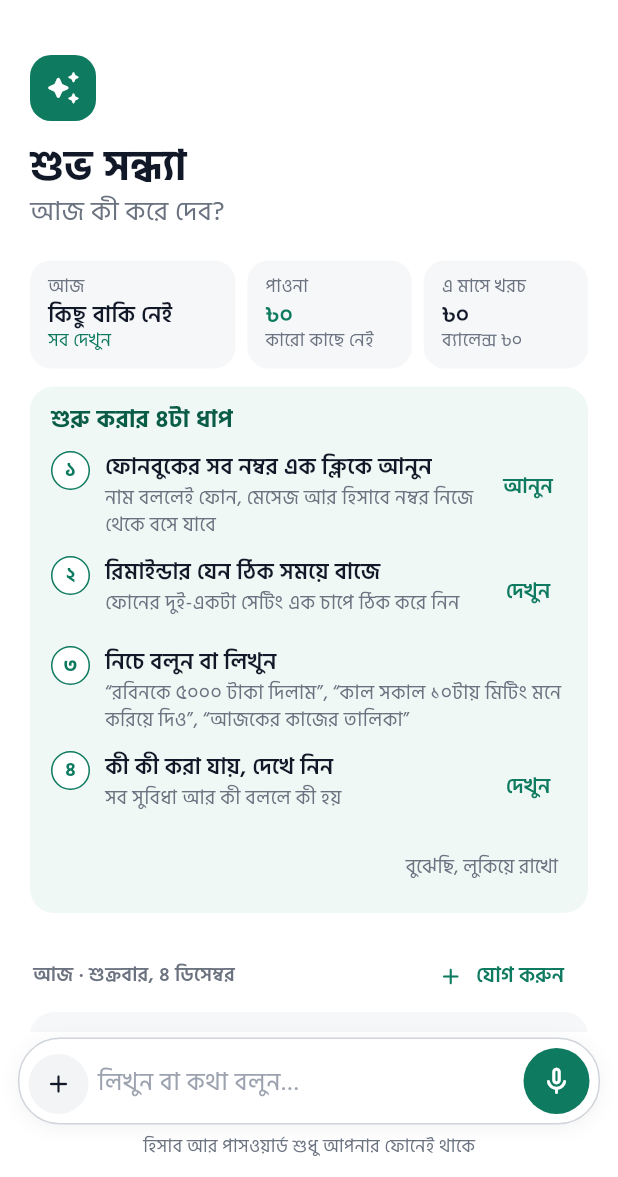
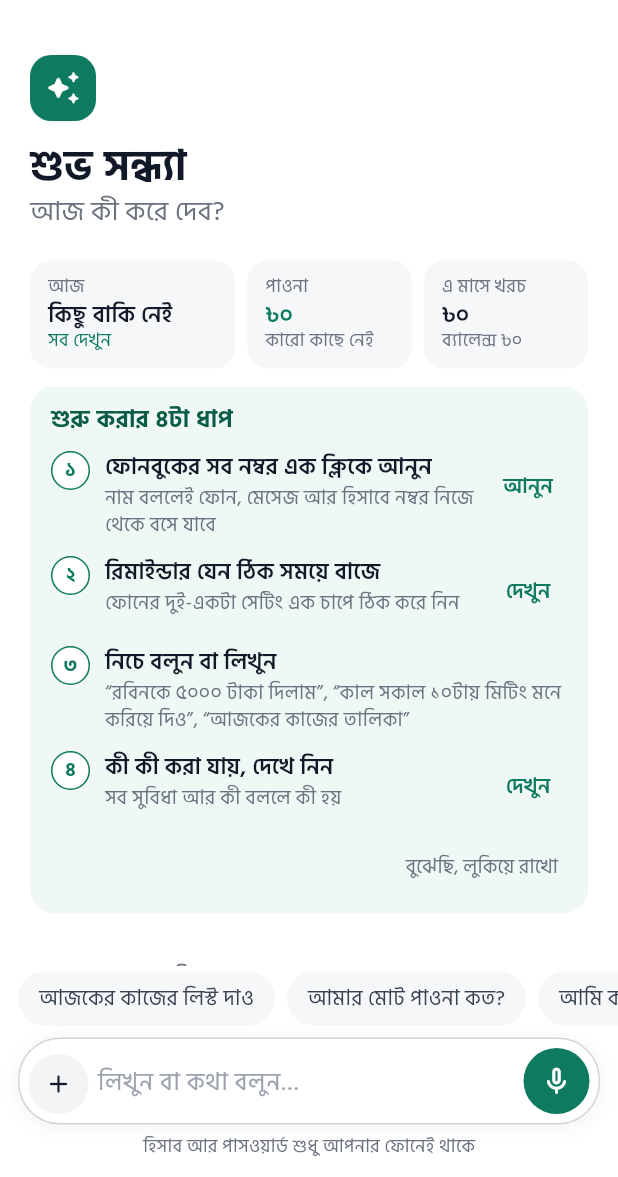
Before and after one commit to iamsaifsaiful/digital_brain, a Flutter app: the ChatHome screen opened directly, on a phone screen of 412 x 824 dp, the part 59-1236 px from its top. Run offline on Flutter 3.47's test engine with Material 3 defaults, Android fonts, the phone set to English and light mode, and no system bars; our stand-ins replace clock, flutter_local_notifications, flutter_secure_storage, flutter_tts, local_auth, share_plus and 2 more; missing offline and left inert: cryptography, file_selector; accounts and stored records are empty.

Commit message:
One-tap common questions above the text box (add your own, long-press to remove)
Co-Authored-By: Claude Opus 5.5 <noreply@anthropic.com>
Claude-Session: https://claude.ai/code/session_01Nu14b7cdnEN47YuWkEga1M

```diff
--- a/lib/screens/chat_home.dart
+++ b/lib/screens/chat_home.dart
@@ -1,4 +1,5 @@
 import 'dart:async';
+import 'dart:convert';
 import 'dart:math';
 
 import 'package:flutter/material.dart';
@@ -52,6 +53,17 @@ class ChatHomeState extends State<ChatHome> with SingleTickerProviderStateMixin,
   final _scroll = ScrollController();
 
   List<SavedChat> _past = const [];
+
+  /// Questions asked often, as one-tap chips above the text box; the user
+  /// can add their own and remove any (kept in `quick_questions`).
+  List<String> _questions = defaultQuestions;
+  static const defaultQuestions = [
+    'আজকের কাজের লিস্ট দাও',
+    'আমার মোট পাওনা কত?',
+    'আমি কাকে কত দেব?',
+    'এই মাসে কত খরচ হলো?',
+    'আজ আমার কী কী আছে?',
+  ];
   String _chatId = '';
   int _savedCount = 0;
   Future<void> _saving = Future.value();
@@ -102,8 +114,111 @@ class ChatHomeState extends State<ChatHome> with SingleTickerProviderStateMixin,
 
   Future<void> _loadPast() async {
     final p = await _archive.load();
-    if (mounted) setState(() => _past = p);
+    List<String>? q;
+    try {
+      final raw = await _brain.services.lock.keys.read('quick_questions');
+      if (raw != null) q = [for (final x in jsonDecode(raw) as List) '$x'];
+    } catch (_) {}
+    if (mounted) {
+      setState(() {
+        _past = p;
+        if (q != null) _questions = q;
+      });
+    }
   }
+
+  Future<void> _saveQuestions(List<String> q) async {
+    setState(() => _questions = q);
+    await _brain.services.lock.keys.write('quick_questions', jsonEncode(q));
+  }
+
+  Future<void> _addQuestion() async {
+    final c = TextEditingController();
+    final q = await showDialog<String>(
+      context: context,
+      builder: (ctx) => AlertDialog(
+        title: Text('নতুন প্রশ্ন', style: body(18, weight: FontWeight.w600)),
+        content: Column(mainAxisSize: MainAxisSize.min, crossAxisAlignment: CrossAxisAlignment.start, children: [
+          Text('যে প্রশ্ন প্রায়ই করেন, লিখে রাখুন — এক চাপে জিজ্ঞেস করা যাবে।', style: body(14, color: C.muted, height: 1.4)),
+          const SizedBox(height: 10),
+          TextField(
+            controller: c,
+            autofocus: true,
+            style: body(16),
+            decoration: const InputDecoration(hintText: 'যেমন: রহিমের কাছে কত পাব?'),
+            onSubmitted: (v) => Navigator.pop(ctx, v),
+          ),
+        ]),
+        actions: [
+          TextButton(onPressed: () => Navigator.pop(ctx), child: const Text('বাদ দিন')),
+          TextButton(onPressed: () => Navigator.pop(ctx, c.text), child: Text('রাখুন', style: body(15, weight: FontWeight.w600, color: C.green))),
+        ],
+      ),
+    );
+    c.dispose();
+    final t = q?.trim() ?? '';
+    if (t.isEmpty || _questions.contains(t) || !mounted) return;
+    await _saveQuestions([..._questions, t]);
+  }
+
+  Future<void> _removeQuestion(String q) async {
+    final ok = await showDialog<bool>(
+      context: context,
+      builder: (ctx) => AlertDialog(
+        title: Text('প্রশ্নটা সরাবেন?', style: body(18, weight: FontWeight.w600)),
+        content: Text('“$q”', style: body(15, color: C.muted)),
+        actions: [
+          TextButton(onPressed: () => Navigator.pop(ctx, false), child: const Text('না')),
+          TextButton(onPressed: () => Navigator.pop(ctx, true), child: Text('সরান', style: body(15, weight: FontWeight.w600, color: C.red))),
+        ],
+      ),
+    );
+    if (ok == true && mounted) await _saveQuestions([..._questions.where((x) => x != q)]);
+  }
+
+  /// One-tap questions just above the text box.
+  Widget _questionRow() => SizedBox(
+        height: 44,
+        child: ListView(
+          scrollDirection: Axis.horizontal,
+          padding: const EdgeInsets.fromLTRB(12, 4, 12, 4),
+          children: [
+            for (final q in _questions)
+              Padding(
+                padding: const EdgeInsets.only(right: 8),
+                child: Material(
+                  color: C.ground,
+                  shape: const StadiumBorder(),
+                  child: InkWell(
+                    customBorder: const StadiumBorder(),
+                    onTap: _busy ? null : () => _send(q),
+                    onLongPress: () => _removeQuestion(q),
+                    child: Padding(
+                      padding: const EdgeInsets.symmetric(horizontal: 14),
+                      child: Center(child: Text(q, style: body(14, color: C.muted2))),
+                    ),
+                  ),
+                ),
+              ),
+            Material(
+              color: C.surface,
+              shape: const StadiumBorder(side: BorderSide(color: C.inputBorder)),
+              child: InkWell(
+                customBorder: const StadiumBorder(),
+                onTap: _addQuestion,
+                child: Padding(
+                  padding: const EdgeInsets.symmetric(horizontal: 12),
+                  child: Row(mainAxisSize: MainAxisSize.min, children: [
+                    const Icon(Icons.add_rounded, size: 18, color: C.green),
+                    const SizedBox(width: 4),
+                    Text('প্রশ্ন যোগ', style: body(14, weight: FontWeight.w600, color: C.green)),
+                  ]),
+                ),
+              ),
+            ),
+          ],
+        ),
+      );
 
   void _changed() {
     if (!mounted) return;
@@ -481,7 +596,7 @@ class ChatHomeState extends State<ChatHome> with SingleTickerProviderStateMixin,
               : Column(children: [
                   _topBar(),
                   Expanded(child: _chat.started ? _conversation() : _welcome(brain)),
-                  if (_chat.choices.isNotEmpty) _choiceRow(),
+                  if (_chat.choices.isNotEmpty) _choiceRow() else _questionRow(),
                   _composer(),
                 ]),
         ),
--- a/lib/screens/more_screen.dart
+++ b/lib/screens/more_screen.dart
@@ -16,7 +16,7 @@ import 'alarm_screens.dart';
 import 'help_screen.dart';
 import 'sound_screen.dart';
 
-const appVersion = '2.5.1';
+const appVersion = '2.5.2';
 
 /// "আমি": Pro, reminder check, backup and security, voice, and the rest.
 class MoreScreen extends StatefulWidget {
--- a/lib/state/chat.dart
+++ b/lib/state/chat.dart
@@ -207,7 +207,7 @@ class ChatController extends ChangeNotifier {
   bool _startsList(String t) {
     if (isQuestionText(t)) return false;
     final n = normalize(t);
-    if (const ['দেখাও', 'দেখান', 'দেখি', 'বলো', 'বলুন', 'শোনাও', 'কী', 'কি', 'কত', 'বাকি'].any((w) => words(n).contains(normalize(w)))) return false;
+    if (const ['দেখাও', 'দেখান', 'দেখি', 'বলো', 'বলুন', 'শোনাও', 'দাও', 'দিন', 'দেন', 'দিবা', 'কী', 'কি', 'কত', 'বাকি'].any((w) => words(n).contains(normalize(w)))) return false;
     final tp = _topicWord(t);
     final dayless = tidy(cutWords(t, const ['আজকের', 'আজ', 'কালকের', 'কাল', 'আগামীকালের', 'সারাদিনের', 'পুরো দিনের', 'সারা দিনের', 'আমার', 'আমাদের', 'দিনের', 'এখন', 'নতুন']));
     if (tp != Topic.task || words(normalize(dayless)).length > 3 || _topicWord(dayless) != Topic.task) return false;
--- a/pubspec.yaml
+++ b/pubspec.yaml
@@ -1,7 +1,7 @@
 name: digital_brain
 description: My Assistant — আপনার ব্যক্তিগত সহকারী। কাজের তালিকা, রিমাইন্ডার, ফোন-মেসেজ, বাকি ও লেনদেন, নোট আর পাসওয়ার্ড — মুখে বলুন বা লিখুন।
 publish_to: 'none'
-version: 2.5.1+22
+version: 2.5.2+23
 
 environment:
   sdk: '>=3.6.0 <4.0.0'
```
Also changed, not shown: 1 other file.
